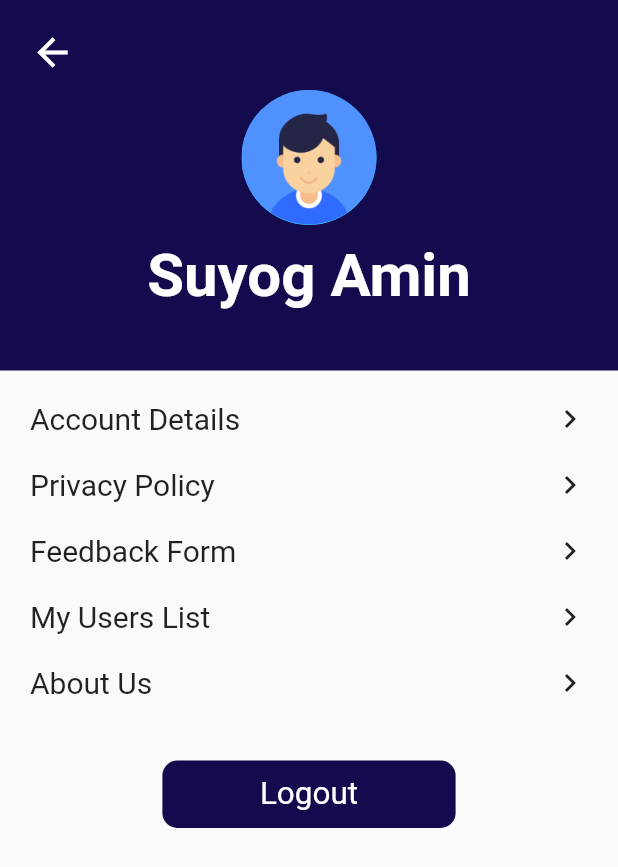
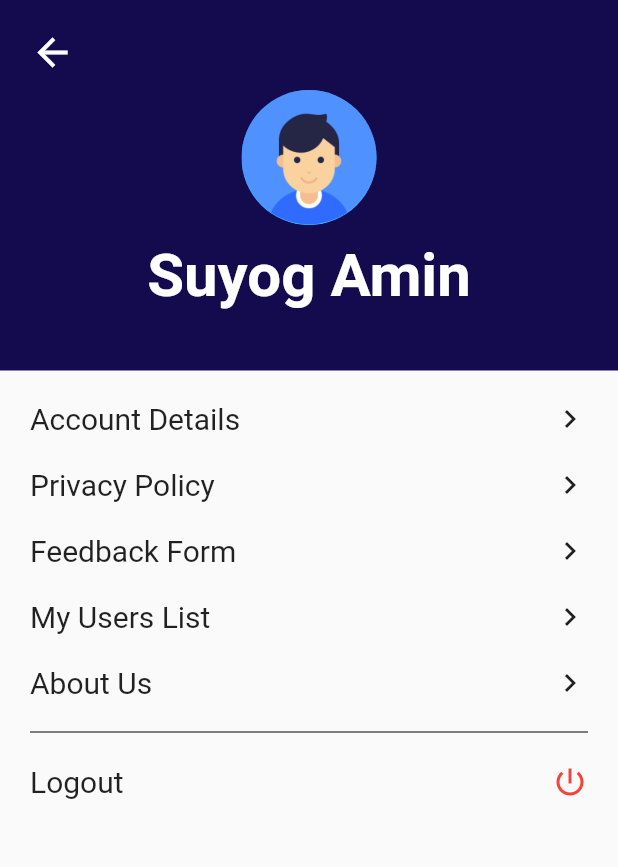
Before and after one commit to Suyog47/UdharKaro, a Flutter app: the screen it shows after launch, on a phone screen of 412 x 824 dp. Shown: the top 867 px of the screen. Run offline on Flutter 3.47's test engine with Material 2 defaults, Android fonts, the phone set to English and light mode, and no system bars; our stand-ins replace flutter_rating_bar, hexcolor, slider_button; missing offline and left inert: alphabet_list_scroll_view.

Commit message:
added color, height and width constants file

```diff
--- /dev/null
+++ b/lib/Constants/colors.dart
@@ -0,0 +1,11 @@
+import 'package:flutter/material.dart';
+import 'package:hexcolor/hexcolor.dart';
+
+class color {
+
+  HexColor darkBlueColor = HexColor("140B4F");
+  Color redColor = Colors.red;
+  Color whiteColor = Colors.white;
+  Color blackColor = Colors.black;
+  Color greyColor = Colors.grey;
+}
--- /dev/null
+++ b/lib/Constants/heights.dart
@@ -0,0 +1,6 @@
+import 'package:flutter/material.dart';
+
+const Height1 = SizedBox(height: 1);
+const Height2 = SizedBox(height: 2);
+const Height5 = SizedBox(height: 5);
+const Height10 = SizedBox(height: 10);
--- /dev/null
+++ b/lib/Constants/widths.dart
@@ -0,0 +1,6 @@
+import 'package:flutter/material.dart';
+
+const Width1 = SizedBox(width: 1);
+const Width2 = SizedBox(width: 2);
+const Width5 = SizedBox(width: 5);
+const Width10 = SizedBox(width: 10);
--- a/lib/Profile_Page.dart
+++ b/lib/Profile_Page.dart
@@ -1,5 +1,6 @@
 import 'package:flutter/material.dart';
-import 'package:hexcolor/hexcolor.dart';
+import 'package:udhaarkaroapp/Constants/colors.dart';
+import 'Constants/heights.dart';
 
 class ProfilePage extends StatelessWidget {
   @override
@@ -12,13 +13,13 @@ class ProfilePage extends StatelessWidget {
               Container(
                 padding: EdgeInsets.fromLTRB(20, 20, 20, 40),
                 decoration: BoxDecoration(
-                  color: HexColor("140B4F"), //Color(0x140B4F),
+                  color: color().darkBlueColor,
                 ),
                 child: Column(
                   children: [
-                    Align(child: Icon(Icons.arrow_back,color: Colors.white, size: 30,), alignment: Alignment.centerLeft,),
+                    Align(child: Icon(Icons.arrow_back, color: color().whiteColor, size: 30,), alignment: Alignment.centerLeft,),
 
-                    SizedBox(height: 10,),
+                    Height10,
 
                     Center(
                       child: CircleAvatar(
@@ -26,9 +27,9 @@ class ProfilePage extends StatelessWidget {
                       ),
                     ),
 
-                    SizedBox(height: 10,),
+                    Height10,
 
-                    Center(child: Text("Suyog Amin", style: TextStyle(fontWeight: FontWeight.bold, color: Colors.white, fontSize: 40),))
+                    Center(child: Text("Suyog Amin", style: TextStyle(fontWeight: FontWeight.bold, color: color().whiteColor, fontSize: 40),))
                   ],
                 ),
               ),
@@ -50,7 +51,8 @@ class ProfilePage extends StatelessWidget {
                       },
                     ),
 
-                    SizedBox(height: 20,),
+                    Height10,
+                    Height10,
 
                     InkWell(
                       onTap: (){
@@ -65,7 +67,8 @@ class ProfilePage extends StatelessWidget {
                       ),
                     ),
 
-                    SizedBox(height: 20,),
+                    Height10,
+                    Height10,
 
                     InkWell(
                       onTap: (){
@@ -80,7 +83,8 @@ class ProfilePage extends StatelessWidget {
                       ),
                     ),
 
-                    SizedBox(height: 20,),
+                    Height10,
+                    Height10,
 
                     InkWell(
                       onTap: (){
@@ -95,7 +99,8 @@ class ProfilePage extends StatelessWidget {
                       ),
                     ),
 
-                    SizedBox(height: 20,),
+                    Height10,
+                    Height10,
 
                     InkWell(
                       onTap: (){
@@ -109,27 +114,26 @@ class ProfilePage extends StatelessWidget {
                         ],
                       ),
                     ),
+
+                    Height10,
+                    Height10,
+
+                    Divider(height: 2, color: color().blackColor,),
+
+                    Height10,
+                    Height10,
+
+                    Row(
+                      mainAxisAlignment: MainAxisAlignment.spaceBetween,
+                      children: [
+                        Text("Logout", style: TextStyle(fontSize: 20)),
+                        Icon(Icons.power_settings_new, color: color().redColor),
+                      ],
+                    )
                   ],
                 ),
               ),
 
-              SizedBox(height: 20,),
-
-              Center(
-                child: InkWell(
-                  onTap: (){
-
-                  },
-                  child: Container(
-                    padding: EdgeInsets.symmetric(horizontal: 65, vertical: 10),
-                    decoration: BoxDecoration(
-                      borderRadius: BorderRadius.circular(10),
-                      color: HexColor("140B4F"),
-                    ),
-                    child: Text("Logout", style: TextStyle(color: Colors.white, fontSize: 21)),
-                  ),
-                ),
-              )
             ],
           ),
         ),
```
